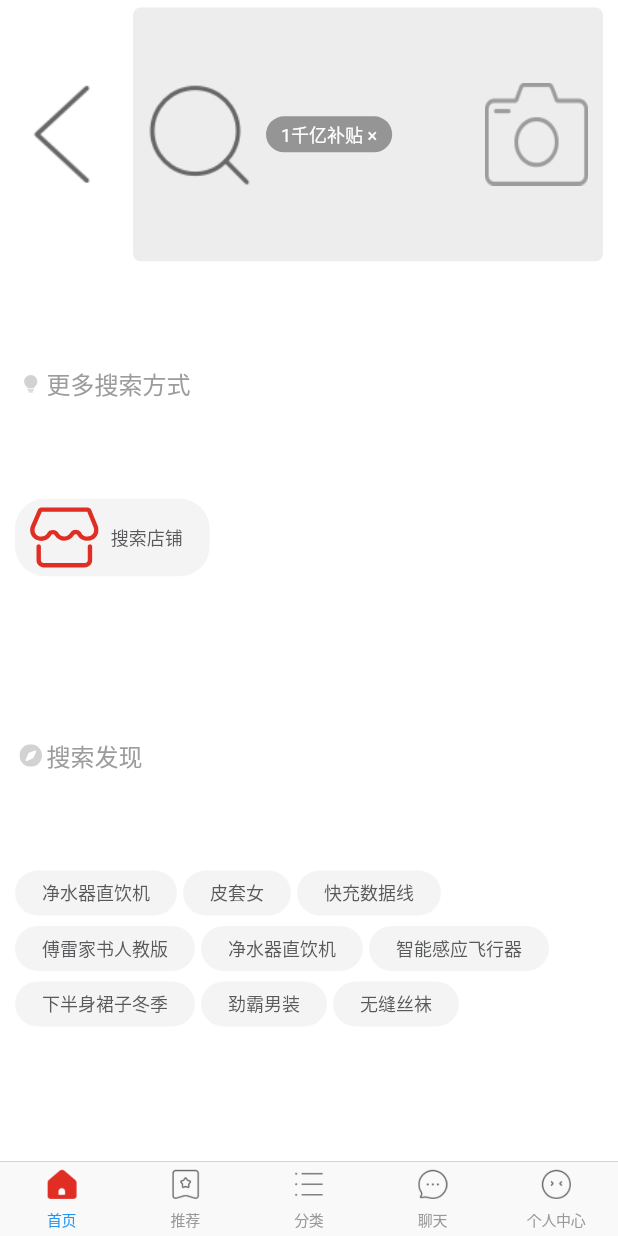
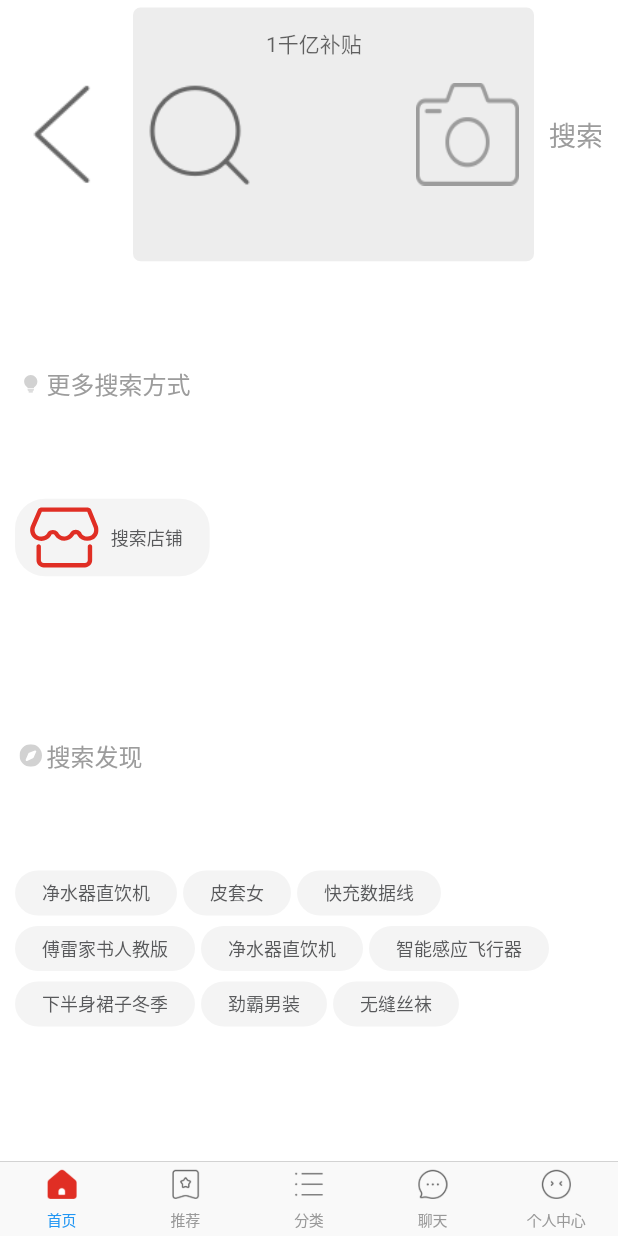
Before and after one commit to BugKingLiang/flutter_pinduoduo, a Flutter app: the screen it shows after launch, on a phone screen of 412 x 824 dp. Run offline on Flutter 3.47's test engine with Material 2 defaults, Android fonts, the phone set to English and light mode, and no system bars; drawn by our look-alikes of pull_to_refresh; our stand-ins replace badges, cached_network_image, dio, flutter_screenutil, flutter_svg, flutter_swiper and 1 more.

Commit message:
增加记录搜索历史

```diff
--- a/lib/pages/category/left_category.dart
+++ b/lib/pages/category/left_category.dart
@@ -1,8 +1,8 @@
 import 'package:flutter/cupertino.dart';
 import 'package:flutter/material.dart';
 import 'package:flutter_screenutil/flutter_screenutil.dart';
-import 'package:pingduoduo/http/mock_data.dart';
 import 'package:pingduoduo/provider/category_provider.dart';
+import 'package:pingduoduo/storage/mock_data.dart';
 import 'package:provider/provider.dart';
 
 class LeftCategory extends StatefulWidget {
--- a/lib/pages/category/right_category.dart
+++ b/lib/pages/category/right_category.dart
@@ -2,8 +2,8 @@ import 'package:cached_network_image/cached_network_image.dart';
 import 'package:dio/dio.dart';
 import 'package:flutter/material.dart';
 import 'package:flutter_screenutil/flutter_screenutil.dart';
-import 'package:pingduoduo/http/api.dart';
 import 'package:pingduoduo/provider/category_provider.dart';
+import 'package:pingduoduo/storage/http/api.dart';
 import 'package:pingduoduo/util/color_constant.dart';
 import 'package:pingduoduo/util/utils.dart';
 import 'package:provider/provider.dart';
--- a/lib/pages/home/other_page.dart
+++ b/lib/pages/home/other_page.dart
@@ -1,8 +1,10 @@
 import 'dart:convert';
+
 import 'package:flutter/material.dart';
 import 'package:flutter_screenutil/flutter_screenutil.dart';
-import 'package:pingduoduo/http/mock_data.dart';
 import 'package:pingduoduo/pages/home/widgets/other_widgets.dart';
+import 'package:pingduoduo/storage/http/api.dart';
+import 'package:pingduoduo/storage/mock_data.dart';
 import 'package:pingduoduo/widgets/goods_info_widget.dart';
 
 class OtherPage extends StatefulWidget {
--- a/lib/pages/home/popular_page.dart
+++ b/lib/pages/home/popular_page.dart
@@ -2,11 +2,10 @@ import 'package:cached_network_image/cached_network_image.dart';
 import 'package:flutter/material.dart';
 import 'package:flutter_screenutil/flutter_screenutil.dart';
 import 'package:flutter_swiper/flutter_swiper.dart';
-import 'package:pingduoduo/http/api.dart';
 import 'package:pingduoduo/pages/home/goods_item_widget.dart';
 import 'package:pingduoduo/pages/home/subsidy_widget.dart';
 import 'package:pingduoduo/pages/home/widgets/horizontal_slide_widgets.dart';
-import 'package:pingduoduo/util/color_constant.dart';
+import 'package:pingduoduo/storage/http/api.dart';
 import 'package:pingduoduo/widgets/quick_back_widget.dart';
 import 'package:pull_to_refresh/pull_to_refresh.dart';
 
--- a/lib/pages/member/member.dart
+++ b/lib/pages/member/member.dart
@@ -2,7 +2,7 @@ import 'package:cached_network_image/cached_network_image.dart';
 import 'package:flutter/material.dart';
 import 'package:flutter_screenutil/flutter_screenutil.dart';
 import 'package:pingduoduo/bean/image_text_bean.dart';
-import 'package:pingduoduo/http/api.dart';
+import 'package:pingduoduo/storage/http/api.dart';
 import 'package:pingduoduo/util/image_utls.dart';
 import 'package:pingduoduo/widgets/divider_dart.dart';
 import 'package:pingduoduo/widgets/goods_info_widget.dart';
--- a/lib/pages/message/msessage.dart
+++ b/lib/pages/message/msessage.dart
@@ -1,9 +1,9 @@
 import 'package:flutter/material.dart';
 import 'package:flutter_screenutil/flutter_screenutil.dart';
 import 'package:pingduoduo/bean/message_bean.dart';
-import 'package:pingduoduo/http/api.dart';
-import 'package:pingduoduo/http/mock_data.dart';
+import 'package:pingduoduo/storage/http/api.dart';
 import 'package:pingduoduo/pages/message/message_item_widget.dart';
+import 'package:pingduoduo/storage/mock_data.dart';
 import 'package:pingduoduo/util/color_constant.dart';
 import 'package:pingduoduo/widgets/divider_dart.dart';
 import 'package:pingduoduo/widgets/goods_info_widget.dart';
--- a/lib/pages/recommend/recommend.dart
+++ b/lib/pages/recommend/recommend.dart
@@ -1,6 +1,6 @@
 import 'package:flutter/material.dart';
 import 'package:flutter_screenutil/flutter_screenutil.dart';
-import 'package:pingduoduo/http/api.dart';
+import 'package:pingduoduo/storage/http/api.dart';
 import 'package:pingduoduo/util/color_constant.dart';
 import 'package:pingduoduo/widgets/goods_info_widget.dart';
 import 'package:pingduoduo/widgets/quick_back_widget.dart';
--- a/lib/pages/search/search_page.dart
+++ b/lib/pages/search/search_page.dart
@@ -1,9 +1,10 @@
 import 'package:flutter/material.dart';
 import 'package:flutter_screenutil/flutter_screenutil.dart';
-import 'package:flutter_svg/flutter_svg.dart';
 import 'package:pingduoduo/bean/flow_tag_bean.dart';
+import 'package:pingduoduo/pages/search/search_alternative_list.dart';
 import 'package:pingduoduo/provider/search_provider.dart';
-import 'package:pingduoduo/util/image_utls.dart';
+import 'package:pingduoduo/storage/mock_data.dart';
+import 'package:pingduoduo/storage/sp_data.dart';
 import 'package:pingduoduo/widgets/search_widget.dart';
 import 'package:provider/provider.dart';
 
@@ -17,33 +18,36 @@ class SearchPage extends StatefulWidget {
 class _SearchPageState extends State<SearchPage> {
   SearchProviderModel spm;
 
-  List<Map<FlowTagBean, List<FlowTagBean>>> data;
+  var historyData;
+  TextEditingController _controller = TextEditingController();
+  bool showHistoryPage = true;
+
 
   @override
   void initState() {
     super.initState();
-    data = [
-      {
-        FlowTagBean('更多搜索方式',
-            leftIcon: 'light', imageType: ImageType.LOCAL_SVG): [
-          FlowTagBean('搜索店铺', leftIcon: 'store', imageType: ImageType.LOCAL_SVG,supportLongClick: true)
-        ]
-      },
-      {
-        FlowTagBean('搜索发现', leftIcon: 'find', imageType: ImageType.LOCAL_SVG): [
-          FlowTagBean('净水器直饮机'),
-          FlowTagBean('皮套女'),
-          FlowTagBean('快充数据线'),
-          FlowTagBean('傅雷家书人教版'),
-          FlowTagBean('净水器直饮机'),
-          FlowTagBean('智能感应飞行器'),
-          FlowTagBean('下半身裙子冬季'),
-          FlowTagBean('劲霸男装'),
-          FlowTagBean('无缝丝袜')
-        ],
-      },
-    ];
-    spm = SearchProviderModel(data);
+    historyData = Map<FlowTagBean,List<FlowTagBean>>();
+    historyData[MockData.search_history_key] = <FlowTagBean>[];
+
+    spm = SearchProviderModel.init(MockData.findData, MockData.recommendData,historyData);
+
+    //测试数据
+  /*  SPUtils.instance
+    ..putSearchHistory('哦哦哦')
+    ..putSearchHistory('ddddd')
+    ..putSearchHistory('逻辑');*/
+
+    SPUtils.instance.getSearchHistory().then((result){
+      var historys =   result.map((v){
+        return FlowTagBean(v, supportLongClick: true);
+      }).toList();
+      spm.addListHistoryData(historys);
+
+    });
+
+    _controller.addListener(onEditeChangeListener);
+
+
   }
 
   @override
@@ -66,14 +70,42 @@ class _SearchPageState extends State<SearchPage> {
             children: <Widget>[
               SearchWidget(
                 '1千亿补贴',
-                searchType: SearchType.SEARCH_RESULT_TYPE,
+                searchType: SearchType.SEARCH_TYPE,controller: _controller,
               ),
+
               Expanded(
-                  child: HistoryRecommendWidget())
+                  child: Stack(
+                    children: <Widget>[
+
+                      Offstage(
+                        child: HistoryRecommendWidget(),
+                        offstage: !showHistoryPage,
+                      ),
+                      Offstage(
+                        offstage: showHistoryPage,
+                        child: SearchAlternativeListWidget(),
+                      )
+
+                    ],
+                  )
+              )
             ],
           ),
         ),
       ),
     );
   }
+
+
+  void onEditeChangeListener(){
+    String inputText = _controller.text;
+
+  setState(() {
+    showHistoryPage = inputText.isEmpty;
+  });
+
+  }
+
+
+
 }
--- a/lib/provider/search_provider.dart
+++ b/lib/provider/search_provider.dart
@@ -1,52 +1,78 @@
 import 'package:flutter/material.dart';
 import 'package:pingduoduo/bean/flow_tag_bean.dart';
+import 'package:pingduoduo/storage/mock_data.dart';
+import 'package:pingduoduo/storage/sp_data.dart';
+
+class SearchProviderModel<T> with ChangeNotifier {
 
 
-class SearchProviderModel with ChangeNotifier{
+  bool _showClearIcon =false;
+
+  List<Map<T, List<T>>> _data = List();
+  Map<T, List<T>> _historyData = Map(); //历史数据
+  Map<T, List<T>> _moreFindData = Map(); //更多搜索方式
+  Map<T, List<T>> _recommendData = Map(); //搜索发现
+
+  SearchProviderModel.init(
+      Map<T, List<T>> moreFindData, Map<T, List<T>> recommendData,Map<T, List<T>> historyData) {
+    _historyData.addAll(historyData);
+    _moreFindData.addAll(moreFindData);
+    _recommendData.addAll(recommendData);
+
+    _data.add(_historyData);
+    _data.add(_moreFindData);
+    _data.add(_recommendData);
+  }
 
 
-  List<Map<FlowTagBean,List<FlowTagBean>>> _data;
+  bool get showClearIcon => _showClearIcon;
 
-  Map<FlowTagBean,List<FlowTagBean>> _historyData;//历史数据
-  Map<FlowTagBean,List<FlowTagBean>> _moreFindData;//更多搜索方式
-  Map<FlowTagBean,List<FlowTagBean>> _recommendData;//搜索发现
-
-
-  SearchProviderModel(this._data);
-
-
-//  List<Map<FlowTagBean, List<FlowTagBean>>> get data => _data;
-  List<Map<FlowTagBean, List<FlowTagBean>>> get data => _data.where((map){
-    var every = map.values.every((v){return v.isNotEmpty;});
-    return every;
-  }).toList();
+  set showClearIcon(bool value) {
+    _showClearIcon = value;
+    notifyListeners();
+  }
 
 
 
 
+  //过滤掉,空数据
+  List<Map<T, List<T>>> get data => _data.where((map) {
+        var every = map.values.every((v) {
+          return v.isNotEmpty;
+        });
+        return every;
+      }).toList();
+
+
   //删除历史数据
-  void removeHistorySearch(int index,FlowTagBean key,int removeIndex){
+  void removeHistorySearch(T key, int index) {
+    if (_historyData != null && _historyData[key].isNotEmpty) {
+      //必须有历史数据
 
-    _data[index][key].removeAt(removeIndex);
+      _historyData[key].removeAt(index);
+      notifyListeners();
+    }
+  }
 
+   void  addListHistoryData(List<T> datas){
+    _historyData[MockData.search_history_key].addAll(datas);
     notifyListeners();
 
   }
+  //增加历史搜索
+  void addHistory(T data){
 
-  //过滤调空数据
-  void _fliterEmptData(){
+    _historyData.values.map((v){
+      v.insert(0, data);
+    });
+
+    //notifyListeners();
 
 
-    var result = _data.where((map){
-      var every = map.values.every((v){return v.isNotEmpty;});
-      return every;
-    }).toList();
-    print(result);
 
 
 
   }
 
 
-
 }
--- a/lib/http/api.dart
+++ b/lib/storage/http/api.dart
@@ -1,7 +1,8 @@
 import 'dart:convert';
 
 import 'package:dio/dio.dart';
-import 'package:pingduoduo/http/mock_data.dart';
+
+import '../mock_data.dart';
 
 typedef RequestCallBack<T> = void Function(T value);
 
--- a/lib/http/mock_data.dart
+++ b/lib/storage/mock_data.dart
@@ -1,6 +1,8 @@
 
+import 'package:pingduoduo/bean/flow_tag_bean.dart';
 import 'package:pingduoduo/bean/message_bean.dart';
 import 'package:pingduoduo/pages/message/message_item_widget.dart';
+import 'package:pingduoduo/util/image_utls.dart';
 
 class MockData{
 
@@ -23,5 +25,28 @@ class MockData{
       MessageBean('https://t00img.yangkeduo.com/goods/images/2018-11-06/f38c828de911532e1de9f5411bdda652.jpeg?imageMogr2/strip%7CimageView2/2/w/1300/q/80', LeadingType.URL_TYPE,'中国移动手机官方旗舰店', false, '亲,不讲价了哦!', '20/01/12', 10),
    ];
 
+  static final  FlowTagBean search_history_key =    FlowTagBean('历史搜索',leftIcon: 'history',rightIcon: 'delete', imageType: ImageType.LOCAL_SVG);
+
+  static Map<FlowTagBean,List<FlowTagBean>> findData = {
+    FlowTagBean('更多搜索方式',
+        leftIcon: 'light', imageType: ImageType.LOCAL_SVG): [
+      FlowTagBean('搜索店铺', leftIcon: 'store', imageType: ImageType.LOCAL_SVG)
+    ]
+  };
+
+  static Map<FlowTagBean,List<FlowTagBean>> recommendData = {
+    FlowTagBean('搜索发现', leftIcon: 'find', imageType: ImageType.LOCAL_SVG): [
+      FlowTagBean('净水器直饮机'),
+      FlowTagBean('皮套女'),
+      FlowTagBean('快充数据线'),
+      FlowTagBean('傅雷家书人教版'),
+      FlowTagBean('净水器直饮机'),
+      FlowTagBean('智能感应飞行器'),
+      FlowTagBean('下半身裙子冬季'),
+      FlowTagBean('劲霸男装'),
+      FlowTagBean('无缝丝袜')
+    ],
+  };
+
 
 }
--- /dev/null
+++ b/lib/storage/sp_data.dart
@@ -0,0 +1,38 @@
+
+//单例模式
+import 'package:shared_preferences/shared_preferences.dart';
+
+class SPUtils {
+
+
+  factory SPUtils() => _getInstance();
+
+  static SPUtils get instance => _getInstance();
+  static SPUtils _instance;
+
+  SPUtils._internal() {
+    // 初始化
+  }
+
+  static SPUtils _getInstance() {
+    if (_instance == null) {
+      _instance = new SPUtils._internal();
+    }
+    return _instance;
+  }
+
+
+  void putSearchHistory(String history) async {
+    var sp = await SharedPreferences.getInstance();
+    var stringList = sp.getStringList('search_history');
+    stringList?.add(history);
+    sp.setStringList('search_history', stringList == null?[history]:stringList);
+
+  }
+
+  Future<List<String>> getSearchHistory() async {
+    var sp = await SharedPreferences.getInstance();
+    return sp.getStringList('search_history');
+  }
+
+}
--- a/lib/widgets/search_widget.dart
+++ b/lib/widgets/search_widget.dart
@@ -1,7 +1,10 @@
 import 'package:flutter/material.dart';
 import 'package:flutter_screenutil/flutter_screenutil.dart';
+import 'package:flutter_svg/flutter_svg.dart';
+import 'package:pingduoduo/provider/search_provider.dart';
 import 'package:pingduoduo/util/color_constant.dart';
 import 'package:pingduoduo/util/image_utls.dart';
+import 'package:provider/provider.dart';
 
 //搜索框的样式
 class SearchWidget extends StatelessWidget {
@@ -10,29 +13,30 @@ class SearchWidget extends StatelessWidget {
 
   String content;
   SearchType searchType;
+  TextEditingController controller;
 
+  bool _showClearIcon = false;
 
-  SearchWidget(this.content,{this.bgColor = Colors.white,this.searchType = SearchType.ONLY_SHOW_TYPE});
+  SearchWidget(this.content,
+      {this.bgColor = Colors.white,
+      this.searchType = SearchType.ONLY_SHOW_TYPE,
+      this.controller});
 
   @override
   Widget build(BuildContext context) {
     _imageSize = ScreenUtil.getInstance().setWidth(60);
 
-    switch(searchType){
-
+    switch (searchType) {
       case SearchType.SEARCH_RESULT_TYPE:
       case SearchType.SEARCH_TYPE:
-
-        return _createTextFieldType();
-
+        return _createTextFieldType(context);
 
       default:
-        return _createTabarShowType();
+        return _createTabarShowType(context);
     }
-
   }
 
-  Widget _createTabarShowType() {
+  Widget _createTabarShowType(BuildContext context) {
     return Container(
       color: bgColor,
       padding: EdgeInsets.all(10),
@@ -61,7 +65,7 @@ class SearchWidget extends StatelessWidget {
                   fit: BoxFit.fill,
                   width: _imageSize,
                   height: _imageSize,
-                ))
+                )),
           ],
         ),
       ),
@@ -69,7 +73,7 @@ class SearchWidget extends StatelessWidget {
   }
 
   //输入框类型
-  Widget _createTextFieldType() {
+  Widget _createTextFieldType(BuildContext context) {
     return Container(
       height: ScreenUtil.instance.setHeight(150),
       padding: EdgeInsets.symmetric(vertical: 5, horizontal: 10),
@@ -93,76 +97,98 @@ class SearchWidget extends StatelessWidget {
                   padding: EdgeInsets.symmetric(horizontal: 10),
                 ),
                 Expanded(
-
-                    child:Container(
-                      height: ScreenUtil.instance.setHeight(150),
-
-                      child: searchType == SearchType.SEARCH_RESULT_TYPE?_createSearchContentWidget(content):_createTextFieldWidget(content),
-                    )
-                ),
+                    child: Container(
+                  height: ScreenUtil.instance.setHeight(150),
+                  child: searchType == SearchType.SEARCH_RESULT_TYPE
+                      ? _createSearchContentWidget(content)
+                      : _createTextFieldWidget(context, content),
+                )),
                 Container(
                     margin: EdgeInsets.only(right: 10),
-                    child: Image.asset(
-                      ImageUtils.getImagePath('icons/anb'),
-                      fit: BoxFit.fill,
-                      width: _imageSize,
-                      height: _imageSize,
+                    child: Consumer<SearchProviderModel>(
+                      builder: (context, SearchProviderModel model, child) {
+                        return _toggleIcon(context,model.showClearIcon);
+                      },
                     ))
               ],
             ),
           )),
-
           Offstage(
-            offstage: searchType == SearchType.SEARCH_RESULT_TYPE,
-            child: Container(
-              padding: EdgeInsets.only(left: 10),
-              child: Text('搜索', style: TextStyle(color: ColorConstant.text_gray,fontSize: 18)),
-            )
-          ),
-
+              offstage: searchType == SearchType.SEARCH_RESULT_TYPE,
+              child: Container(
+                padding: EdgeInsets.only(left: 10),
+                child: Text('搜索',
+                    style: TextStyle(
+                        color: ColorConstant.text_gray, fontSize: 18)),
+              )),
         ],
       ),
     );
   }
 
+  Widget _toggleIcon(context,bool showClear) {
+    Widget iconWidget;
+    if (showClear) {
+      iconWidget =  GestureDetector(
+        onTap: (){
+         controller.clear();
+         Provider.of<SearchProviderModel>(context).showClearIcon =false;
+         },
+        child: SvgPicture.asset(ImageUtils.getSvgImagePath('clear'),
+            fit: BoxFit.fill, width: _imageSize, height: _imageSize),
+      );
 
-  Widget _createTextFieldWidget(String hintText){
+
+    } else {
+      iconWidget = Image.asset(
+        ImageUtils.getImagePath('icons/anb'),
+        fit: BoxFit.fill,
+        width: _imageSize,
+        height: _imageSize,
+      );
+    }
+
+    return iconWidget;
+  }
+
+  Widget _createTextFieldWidget(BuildContext context, String hintText) {
     return TextField(
+      onChanged: (text) {
+        Provider.of<SearchProviderModel>(context).showClearIcon =text.isNotEmpty;
+        /*  if(text.isNotEmpty && text.length ==1){
+
+          Provider.of<SearchProviderModel>(context).showClearIcon = text.isNotEmpty;
+        }else if(text.isEmpty){
+          Provider.of<SearchProviderModel>(context).showClearIcon = false;
+        }*/
+      },
+      controller: controller,
       decoration: InputDecoration(
-        hintStyle: TextStyle(fontSize: 14),
-          hintText: hintText, border: InputBorder.none),
+          hintStyle: TextStyle(fontSize: 14),
+          hintText: hintText,
+          border: InputBorder.none),
       textInputAction: TextInputAction.search,
     );
-
-
   }
 
-  Widget _createSearchContentWidget(String content){
-
+  Widget _createSearchContentWidget(String content) {
     return Align(
       alignment: Alignment.centerLeft,
       child: Wrap(
         children: <Widget>[
           Container(
-            padding: EdgeInsets.symmetric(vertical: 3,horizontal: 10),
+            padding: EdgeInsets.symmetric(vertical: 3, horizontal: 10),
             decoration: BoxDecoration(
               color: Color(0xff959595),
               borderRadius: BorderRadius.circular(20),
             ),
-            child: Text('$content ×',style: TextStyle(color: Colors.white,fontSize: 12)),
+            child: Text('$content ×',
+                style: TextStyle(color: Colors.white, fontSize: 12)),
           ),
-
         ],
       ),
     );
-
   }
-
-
 }
 
-
-enum SearchType{
-  ONLY_SHOW_TYPE,SEARCH_TYPE,SEARCH_RESULT_TYPE
-
-}
+enum SearchType { ONLY_SHOW_TYPE, SEARCH_TYPE, SEARCH_RESULT_TYPE }
--- a/pubspec.yaml
+++ b/pubspec.yaml
@@ -22,6 +22,7 @@ dependencies:
 #  flustars: ^0.2.6+1
   badges: ^1.1.0
   flutter_svg: ^0.15.0
+  shared_preferences: ^0.5.6
 
 
 dev_dependencies:
```
Also changed, not shown: lib/pages/search/history_recommend_widget.dart (+0 -91 lines), lib/pages/search/search_alternative_list.dart (added, +28 -0 lines), lib/widgets/flow_tag_widget.dart (+10 -9 lines), assets/svg/clear.svg (added), pubspec.lock.
